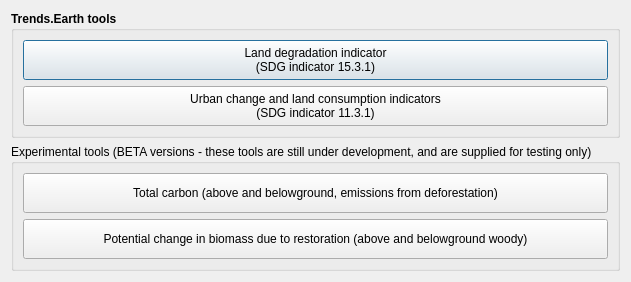
Old version of the form LDMP/gui/DlgCalculate.ui in the repository ConservationInternational/trends.earth.
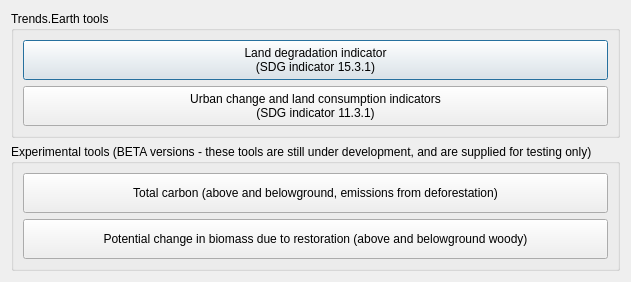
New version of the form.

Patch:
```diff
--- a/LDMP/gui/DlgCalculate.ui
+++ b/LDMP/gui/DlgCalculate.ui
@@ -33,7 +33,7 @@
      </property>
      <property name="font">
       <font>
-       <weight>75</weight>
+       <weight>700</weight>
        <bold>true</bold>
       </font>
      </property>
```
Left out of the diff: 4 changed lines with no effect on the pictures.
